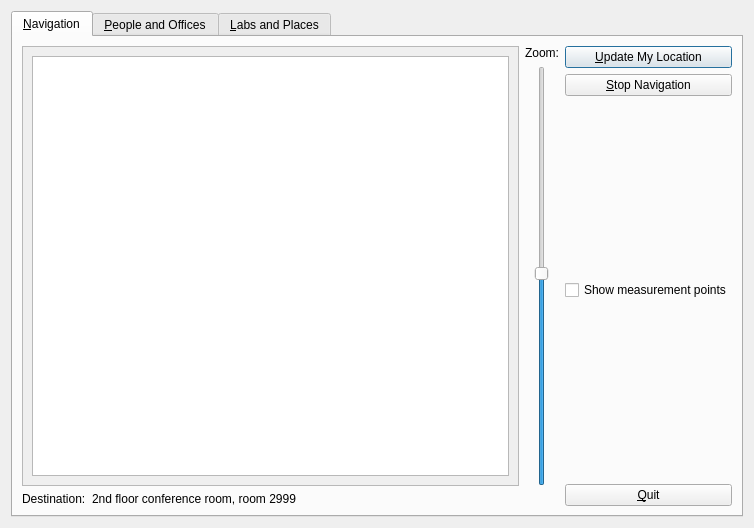
The window that tool_suite/navigator/ui/main_dialog.ui (jedivind/gtaiad) describes before a commit, drawn with Qt 5.
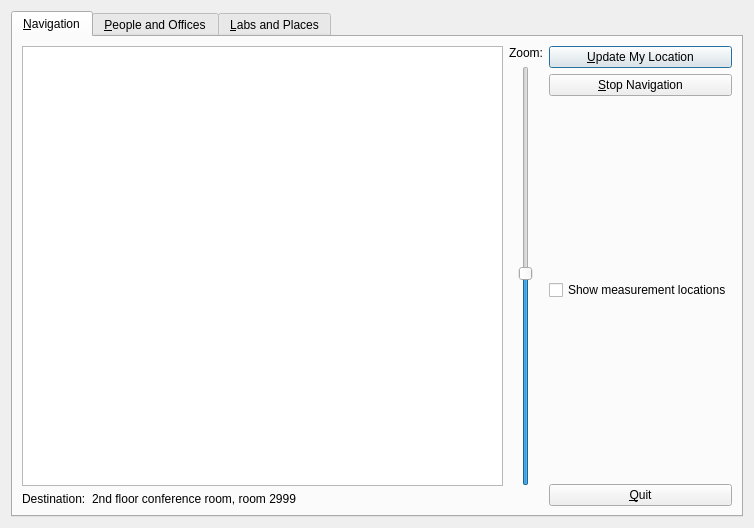
The same window after the commit.

What changed in the file:
```diff
--- a/tool_suite/navigator/ui/main_dialog.ui
+++ b/tool_suite/navigator/ui/main_dialog.ui
@@ -23,32 +23,13 @@
       <attribute name="title">
        <string>&amp;Navigation</string>
       </attribute>
-      <layout class="QHBoxLayout" name="horizontalLayout_6">
+      <layout class="QHBoxLayout" name="horizontalLayout_3">
        <item>
         <layout class="QVBoxLayout" name="verticalLayout_2">
          <item>
           <layout class="QHBoxLayout" name="horizontalLayout_4">
            <item>
-            <widget class="QScrollArea" name="scrollArea">
-             <property name="widgetResizable">
-              <bool>true</bool>
-             </property>
-             <widget class="QWidget" name="scrollAreaWidgetContents">
-              <property name="geometry">
-               <rect>
-                <x>0</x>
-                <y>0</y>
-                <width>419</width>
-                <height>415</height>
-               </rect>
-              </property>
-              <layout class="QHBoxLayout" name="horizontalLayout_3">
-               <item>
-                <widget class="QGraphicsView" name="graphicsView"/>
-               </item>
-              </layout>
-             </widget>
-            </widget>
+            <widget class="QGraphicsView" name="graphicsView"/>
            </item>
            <item>
             <layout class="QVBoxLayout" name="verticalLayout">
@@ -129,7 +110,7 @@
          <item>
           <widget class="QCheckBox" name="checkBox">
            <property name="text">
-            <string>Show measurement points</string>
+            <string>Show measurement locations</string>
            </property>
           </widget>
          </item>
```
Left out of the diff: 2 changed lines with no effect on the pictures.
